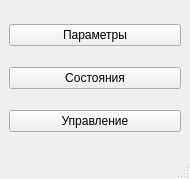
Above: OOP_kr/interface.ui from anhmtkxtb1998/OOP_Exercise before the change. Below: the same form after it.
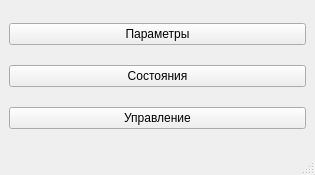
That is the form after the change.

Diff of the .ui file:
```diff
--- a/OOP_kr/interface.ui
+++ b/OOP_kr/interface.ui
@@ -6,8 +6,8 @@
    <rect>
     <x>0</x>
     <y>0</y>
-    <width>190</width>
-    <height>179</height>
+    <width>315</width>
+    <height>175</height>
    </rect>
   </property>
   <property name="windowTitle">
```
Left out of the diff: 2 changed lines with no effect on the pictures.
